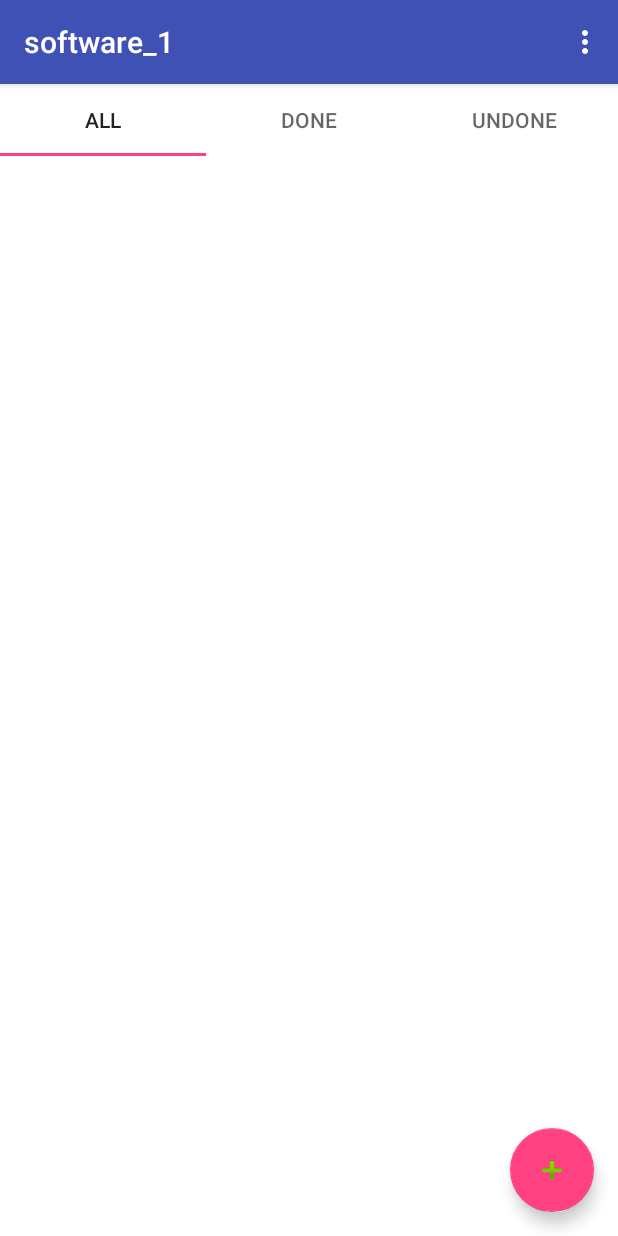
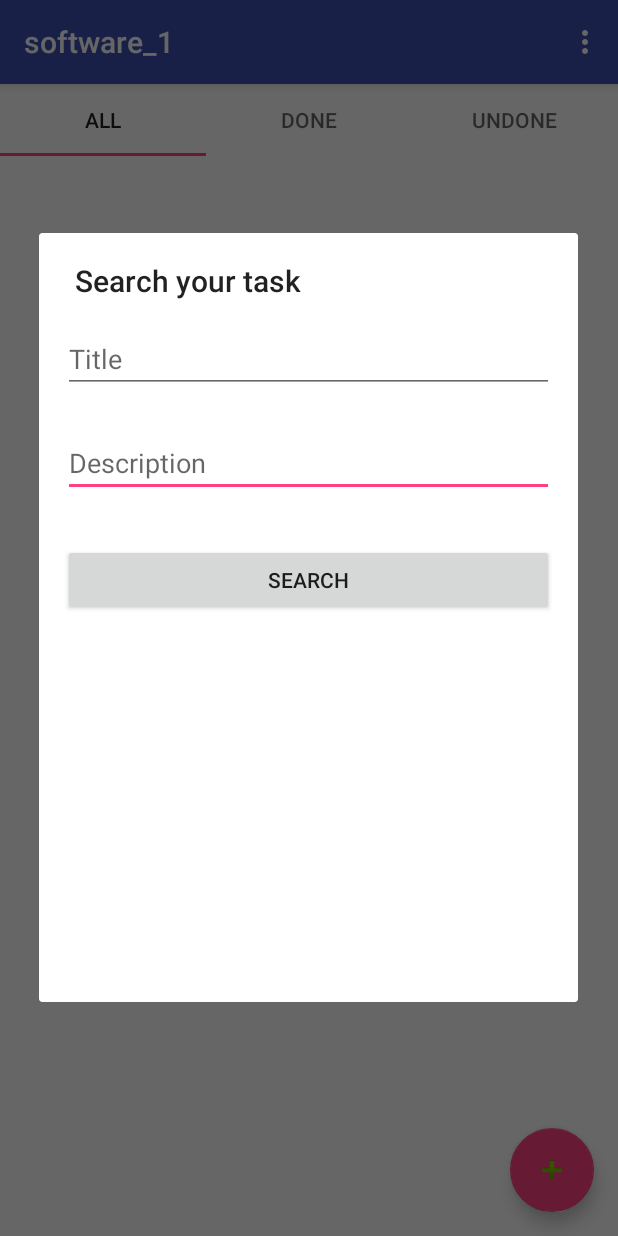
Before and after one commit to AlirezaBideli/TaskManager, an Android app: the TaskListFragment screen opened directly, with no data from a screen before it, in the options menu, after a tap on "Search", on a phone screen of 412 x 824 dp. Run offline under Robolectric (Android 15) with nearby library versions, the light colour scheme and no system bars; libraries missing offline, so code that uses them is left out: org.greenrobot.greendao; 6 statements that could not run were skipped.

Commit message:
Add search feature for tasks

```diff
--- a/app/src/main/java/com/example/admin/software_1/controllers/activities/TaskManagerActivity.java
+++ b/app/src/main/java/com/example/admin/software_1/controllers/activities/TaskManagerActivity.java
@@ -9,6 +9,7 @@ import android.support.design.widget.TabLayout;
 import android.support.v4.app.Fragment;
 import android.support.v4.app.FragmentManager;
 import android.support.v4.app.FragmentPagerAdapter;
+import android.support.v4.app.FragmentStatePagerAdapter;
 import android.support.v4.view.ViewPager;
 import android.support.v7.app.AppCompatActivity;
 import android.util.Log;
@@ -21,6 +22,7 @@ import android.view.View;
 import com.example.admin.software_1.R;
 import com.example.admin.software_1.controllers.fragments.AddFragment;
 import com.example.admin.software_1.controllers.fragments.NoLoginDialog;
+import com.example.admin.software_1.controllers.fragments.SearchDialog;
 import com.example.admin.software_1.controllers.fragments.TaskListFragment;
 import com.example.admin.software_1.models.Task;
 import com.example.admin.software_1.models.TaskLab;
@@ -37,6 +39,7 @@ public class TaskManagerActivity extends AppCompatActivity {
     public static final String EXTRA_TASK_TYPE = "com.example.admin.software_1_taskType";
     public static final String TAG_ADD_FRAGMENT = "tag_add fragment";
     private Long mUserId;
+    private String Tag_SEARCH="tag_search";
 
 
     public Intent newIntent(Context context) {
@@ -53,7 +56,7 @@ public class TaskManagerActivity extends AppCompatActivity {
         mUserId = UserLab .getInstance().getCurrentUser().get_id();
         initialization();//initialize Widgets ids
 
-        mViewPager.setAdapter(new FragmentPagerAdapter(getSupportFragmentManager()) {
+        mViewPager.setAdapter(new FragmentStatePagerAdapter(getSupportFragmentManager()) {
             @Override
             public Fragment getItem(int position) {
                 Task.TaskType taskType = getTaskType(position);
@@ -132,6 +135,9 @@ public class TaskManagerActivity extends AppCompatActivity {
 
                 break;
             case R.id.app_bar_search:
+
+                SearchDialog searchDialog=SearchDialog.newInstance();
+                searchDialog.show(getSupportFragmentManager(),Tag_SEARCH);
                 break;
         }
         return true;
--- /dev/null
+++ b/app/src/main/java/com/example/admin/software_1/controllers/fragments/SearchDialog.java
@@ -0,0 +1,195 @@
+package com.example.admin.software_1.controllers.fragments;
+
+
+import android.app.AlertDialog;
+import android.app.Dialog;
+import android.os.Bundle;
+import android.support.annotation.NonNull;
+import android.support.v4.app.DialogFragment;
+import android.support.v7.widget.LinearLayoutManager;
+import android.support.v7.widget.RecyclerView;
+import android.view.LayoutInflater;
+import android.view.View;
+import android.view.ViewGroup;
+import android.widget.Button;
+import android.widget.EditText;
+import android.widget.ImageView;
+import android.widget.TextView;
+import android.widget.Toast;
+
+import com.example.admin.software_1.R;
+import com.example.admin.software_1.models.Task;
+import com.example.admin.software_1.models.TaskLab;
+import com.example.admin.software_1.utils.PictureUtils;
+
+import org.greenrobot.greendao.query.WhereCondition;
+
+import java.util.List;
+
+import static com.example.admin.software_1.controllers.fragments.TaskListFragment.TAG_SHOW_TASK_INFO;
+
+/**
+ * Created by ADMIN on 1/21/2019.
+ */
+
+public class SearchDialog extends DialogFragment implements View.OnClickListener {
+
+    //Widgets variables
+    private Button mSearchButton;
+    private EditText mTitleEdt;
+    private EditText mDescriptionEdt;
+    private RecyclerView mTaskRecyclerView;
+    //simple variables
+    private String mTitle;
+    private String mDescription;
+    private List<Task> mTaskList;
+
+    public static SearchDialog newInstance() {
+
+        Bundle args = new Bundle();
+
+        SearchDialog fragment = new SearchDialog();
+        fragment.setArguments(args);
+        return fragment;
+    }
+
+
+    @NonNull
+    @Override
+    public Dialog onCreateDialog(Bundle savedInstanceState) {
+
+
+        LayoutInflater inflater = LayoutInflater.from(getActivity());
+        View view = inflater.inflate(R.layout.dialog_search, null);
+        initialization(view);
+        setListeners();
+
+        String title = getString(R.string.search_message);
+        AlertDialog alertDialog = new AlertDialog.Builder(getActivity())
+                .setView(view)
+                .setTitle(title)
+                .create();
+        return alertDialog;
+    }
+
+    private void initialization(View view) {
+        mSearchButton = view.findViewById(R.id.search_btn_searchDialog);
+        mTitleEdt = view.findViewById(R.id.title_edt_searchDialog);
+        mDescriptionEdt = view.findViewById(R.id.desc_edt_searchDialog);
+        mTaskRecyclerView = view.findViewById(R.id.taskList_recy_searchDialog);
+    }
+
+    private void setListeners() {
+        mSearchButton.setOnClickListener(this);
+    }
+
+    @Override
+    public void onClick(View v) {
+
+        switch (v.getId()) {
+            case R.id.search_btn_searchDialog:
+
+                if (isInputsValid()) {
+                    search();
+                } else {
+                    Toast.makeText(getActivity(), R.string.input_error_message, Toast.LENGTH_LONG).show();
+                }
+                break;
+        }
+    }
+
+    private void search() {
+        mTitle = mTitleEdt.getText().toString();
+        mDescription = mDescriptionEdt.getText().toString();
+        mTaskList =TaskLab.getInstance().searchTask(mTitle,mDescription);
+
+        TaskAdapter adapter=new TaskAdapter(mTaskList);
+        LinearLayoutManager linearLayoutManager=new LinearLayoutManager(getActivity());
+        mTaskRecyclerView.setLayoutManager(linearLayoutManager);
+        mTaskRecyclerView.setAdapter(adapter);
+        mTaskRecyclerView.getAdapter().notifyDataSetChanged();
+
+    }
+
+
+    private boolean isInputsValid() {
+        return (mTitleEdt.getText().length() != 0 ||
+                mDescriptionEdt.getText().length() != 0);
+    }
+
+
+    private class TaskHolder extends RecyclerView.ViewHolder {
+        private TextView mTitile_textView;
+        private TextView mDateandHour_textView;
+        private ImageView mTaskImageView;
+        private Button share_Button;
+
+        public TaskHolder(View itemView) {
+            super(itemView);
+            mTitile_textView = itemView.findViewById(R.id.title_textView_TaskListfragment);
+            mDateandHour_textView = itemView.findViewById(R.id.hourAndDate_textView_fragment);
+            share_Button = itemView.findViewById(R.id.share_btn_taskListFragmnet);
+            mTaskImageView = itemView.findViewById(R.id.taskImage_img_sample);
+
+
+            share_Button.setOnClickListener(new View.OnClickListener() {
+                @Override
+                public void onClick(View v) {
+                    Task task = mTaskList.get(getAdapterPosition());
+                    TaskLab.getInstance().shareTask(getActivity(),task);
+
+                }
+            });
+            itemView.setOnClickListener(new View.OnClickListener() {
+
+                @Override
+                public void onClick(View v) {
+                    ShowTaskInfoFragmnet showTaskInfoFragmnet = ShowTaskInfoFragmnet.newInstance
+                            (mTaskList.get(getAdapterPosition()).getUuId());
+                    showTaskInfoFragmnet.show(getFragmentManager(), TAG_SHOW_TASK_INFO);
+
+                }
+            });
+        }
+
+        public void bind(Task task)
+        {
+            String date_time_format = getResources().getString(R.string.date_time_textView, task.getDate(), task.getTime());
+            mTitile_textView.setText(task.getTitle());
+            mDateandHour_textView.setText(date_time_format);
+            PictureUtils.updatePhotoView(getActivity(),task,mTaskImageView);
+        }
+
+
+    }
+
+
+
+    private class TaskAdapter extends RecyclerView.Adapter<TaskHolder> {
+
+        List<Task> mTasks;
+
+        public TaskAdapter(List<Task> tasks)
+        {
+            this.mTasks=tasks;
+        }
+        @Override
+        public TaskHolder onCreateViewHolder(ViewGroup parent, int viewType) {
+            LayoutInflater inflater=LayoutInflater.from(getActivity());
+            View view=inflater.inflate(R.layout.sample_task_list,parent,false);
+            return new TaskHolder(view);
+        }
+
+        @Override
+        public void onBindViewHolder(TaskHolder holder, int position) {
+
+            holder.bind(mTasks.get(position));
+        }
+
+        @Override
+        public int getItemCount() {
+            return mTasks.size();
+        }
+    }
+
+}
--- a/app/src/main/java/com/example/admin/software_1/controllers/fragments/ShowTaskInfoFragmnet.java
+++ b/app/src/main/java/com/example/admin/software_1/controllers/fragments/ShowTaskInfoFragmnet.java
@@ -79,6 +79,8 @@ public class ShowTaskInfoFragmnet extends DialogFragment implements View.OnClick
 
         return view;
     }
+
+
 
     private void setListeners() {
         mAdd_Button.setOnClickListener(this);
--- /dev/null
+++ b/app/src/main/res/layout/dialog_search.xml
@@ -0,0 +1,59 @@
+<?xml version="1.0" encoding="utf-8"?>
+<android.support.constraint.ConstraintLayout xmlns:android="http://schemas.android.com/apk/res/android"
+    xmlns:app="http://schemas.android.com/apk/res-auto"
+    xmlns:tools="http://schemas.android.com/tools"
+    android:layout_width="match_parent"
+    android:layout_height="wrap_content"
+    android:layout_gravity="center"
+    android:padding="16dp"
+
+    >
+
+    <Button
+        android:id="@+id/search_btn_searchDialog"
+        android:layout_width="0dp"
+        android:layout_height="wrap_content"
+        android:layout_marginBottom="8dp"
+        android:text="@string/action_search"
+        app:layout_constraintBottom_toTopOf="@+id/taskList_recy_searchDialog"
+        app:layout_constraintEnd_toEndOf="parent"
+        app:layout_constraintHorizontal_bias="1.0"
+        app:layout_constraintStart_toStartOf="parent" />
+
+    <EditText
+        android:id="@+id/desc_edt_searchDialog"
+        android:layout_width="0dp"
+        android:layout_height="wrap_content"
+        android:layout_marginBottom="31dp"
+        android:layout_marginTop="24dp"
+        android:ems="10"
+        android:hint="@string/Desc"
+        android:inputType="textPersonName"
+        app:layout_constraintBottom_toTopOf="@+id/search_btn_searchDialog"
+        app:layout_constraintEnd_toEndOf="parent"
+        app:layout_constraintHorizontal_bias="0.0"
+        app:layout_constraintStart_toStartOf="parent"
+        app:layout_constraintTop_toBottomOf="@+id/title_edt_searchDialog"
+        app:layout_constraintVertical_bias="0.0" />
+
+    <EditText
+        android:id="@+id/title_edt_searchDialog"
+        android:layout_width="0dp"
+        android:layout_height="wrap_content"
+        android:ems="10"
+        android:hint="@string/title"
+        android:inputType="textPersonName"
+        app:layout_constraintEnd_toEndOf="parent"
+        app:layout_constraintStart_toStartOf="parent"
+        app:layout_constraintTop_toTopOf="parent" />
+
+    <android.support.v7.widget.RecyclerView
+        android:id="@+id/taskList_recy_searchDialog"
+        android:layout_width="0dp"
+        android:layout_height="225dp"
+        android:layout_marginBottom="8dp"
+        app:layout_constraintBottom_toBottomOf="parent"
+        app:layout_constraintEnd_toEndOf="parent"
+        app:layout_constraintHorizontal_bias="1.0"
+        app:layout_constraintStart_toStartOf="parent" />
+</android.support.constraint.ConstraintLayout>
--- a/app/src/main/res/values/strings.xml
+++ b/app/src/main/res/values/strings.xml
@@ -64,6 +64,7 @@
         \n Date of Task : %3$s
         \n The task state is %4$s</string>
     <string name="take_Photo">Take a photo</string>
+    <string name="search_message">Search your task</string>
     <string name="choose_Photo">Choose from Device</string>
     />
 </resources>
```
Also changed, not shown: app/src/main/java/com/example/admin/software_1/controllers/fragments/TaskListFragment.java (+1 -11 lines), app/src/main/java/com/example/admin/software_1/models/TaskLab.java (+40 -3 lines).
